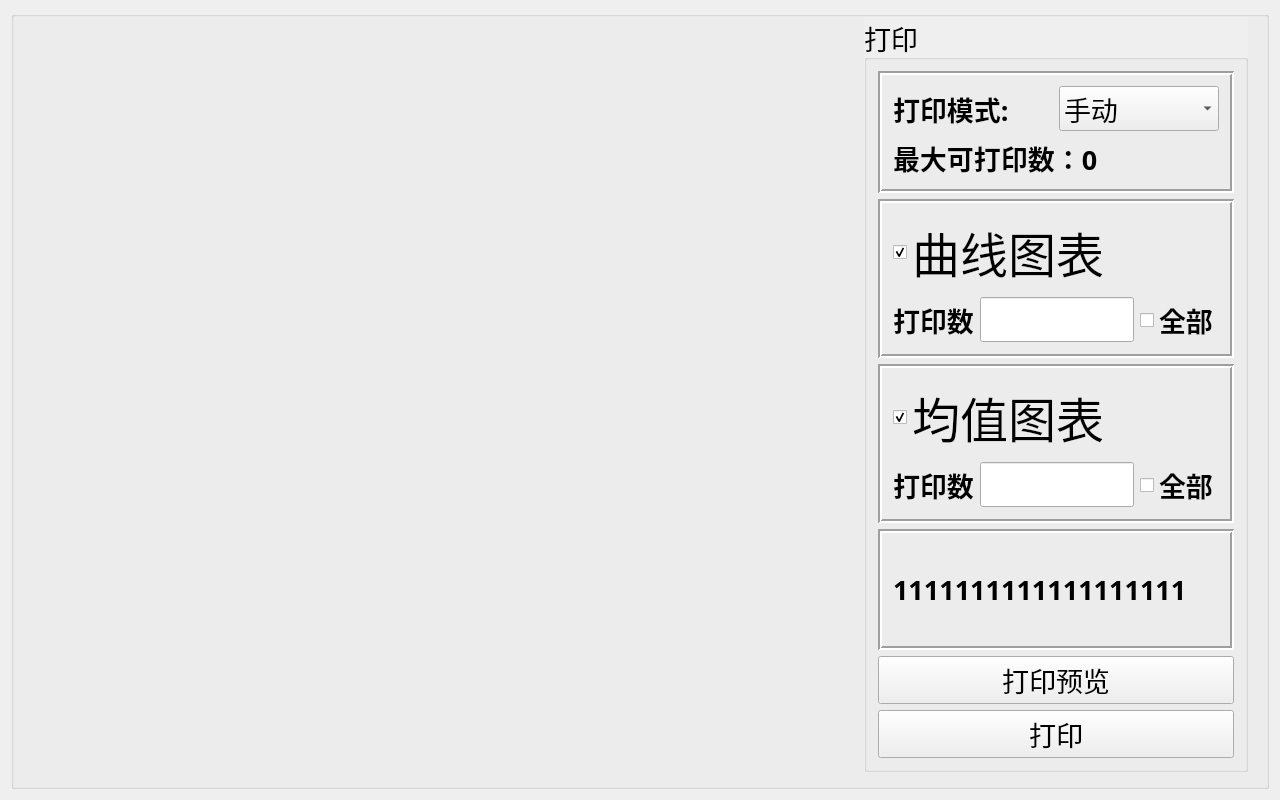
Qt form PRT/PRT.ui (DR-Pharm/QPrinter) before a commit.
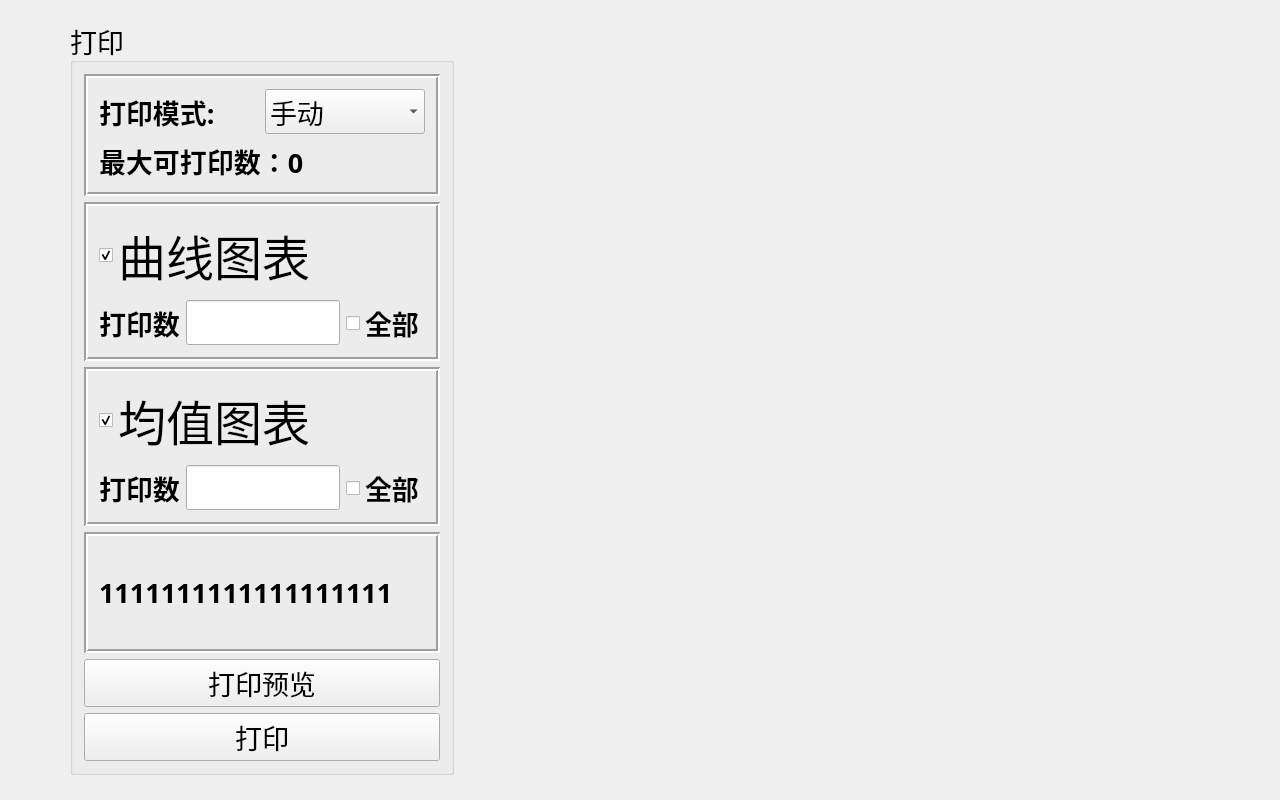
The same form after that commit.

```diff
--- a/PRT/PRT.ui
+++ b/PRT/PRT.ui
@@ -29,47 +29,11 @@
    <string>PRT</string>
   </property>
   <widget class="QWidget" name="centralWidget">
-   <layout class="QHBoxLayout" name="horizontalLayout_4">
-    <item>
-     <widget class="QGroupBox" name="groupBox_2">
-      <property name="title">
-       <string/>
-      </property>
-      <layout class="QHBoxLayout" name="horizontalLayout_5">
-       <property name="spacing">
-        <number>0</number>
-       </property>
-       <property name="leftMargin">
-        <number>0</number>
-       </property>
-       <property name="topMargin">
-        <number>0</number>
-       </property>
-       <property name="rightMargin">
-        <number>0</number>
-       </property>
-       <property name="bottomMargin">
-        <number>0</number>
-       </property>
-       <item>
-        <widget class="QWidget" name="widget" native="true">
-         <property name="minimumSize">
-          <size>
-           <width>0</width>
-           <height>0</height>
-          </size>
-         </property>
-         <property name="maximumSize">
-          <size>
-           <width>3434</width>
-           <height>3434</height>
-          </size>
-         </property>
          <widget class="QGroupBox" name="groupBox">
           <property name="geometry">
            <rect>
-            <x>850</x>
-            <y>0</y>
+      <x>70</x>
+      <y>20</y>
             <width>384</width>
             <height>755</height>
            </rect>
@@ -377,12 +341,6 @@
            </item>
           </layout>
          </widget>
-        </widget>
-       </item>
-      </layout>
-     </widget>
-    </item>
-   </layout>
   </widget>
  </widget>
  <layoutdefault spacing="6" margin="11"/>
```
Lines whose indentation alone changed are shown as unchanged.
